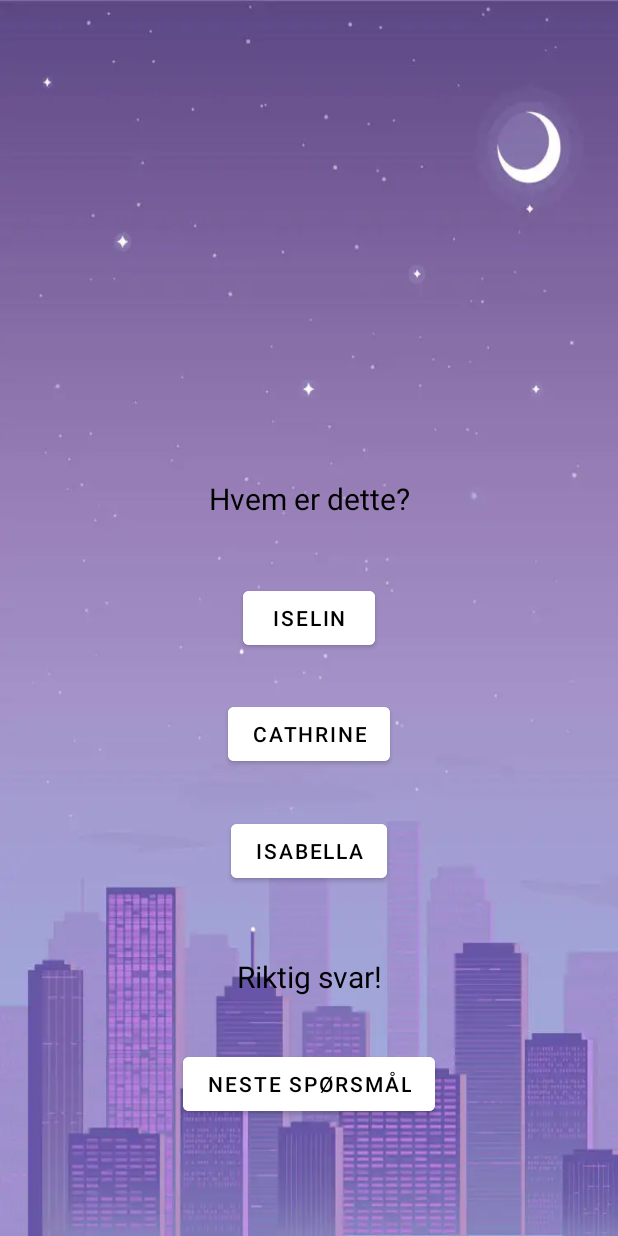
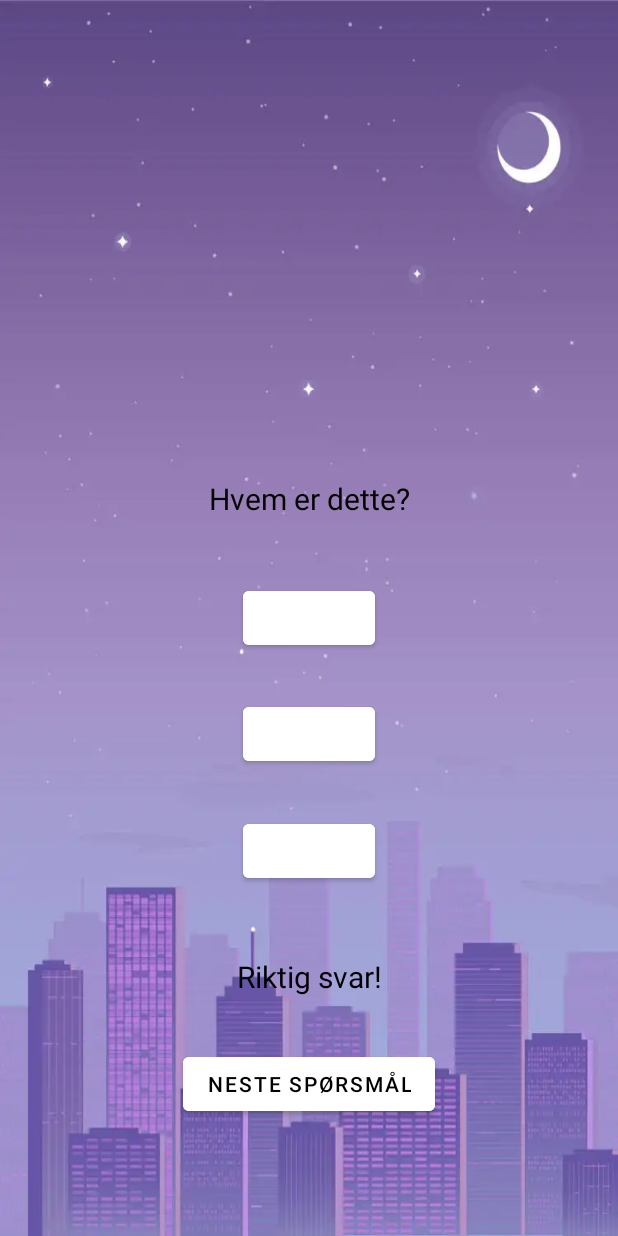
Before and after one commit to h586643/QuizApp, an Android app: the layout activity_quiz.xml on its own in the app's theme, with its tools: preview values and no code run, on a phone screen of 412 x 824 dp. Run offline under Robolectric (Android 15) with nearby library versions, the phone set to English and light mode, and no system bars.

Commit message:
Implemented random generation of images and answers

```diff
--- a/app/src/main/java/com/example/quizapp/QuizActivity.java
+++ b/app/src/main/java/com/example/quizapp/QuizActivity.java
@@ -8,8 +8,6 @@ import android.widget.Button;
 import android.widget.ImageView;
 import android.widget.ListView;
 import android.widget.TextView;
-
-import com.example.quizapp.databinding.DatabaseMainBinding;
 
 import java.util.Collections;
 import java.util.List;
--- a/app/src/main/java/com/example/quizapp/Student.java
+++ b/app/src/main/java/com/example/quizapp/Student.java
@@ -16,7 +16,7 @@ public class Student {
         this.name = name;
         this.imgId = img;
         this.id = id;
-        this.correctStudent = false;
+        correctStudent = false;
     }
 
     @Override
@@ -33,7 +33,7 @@ public class Student {
     }
 
     public void setCorrectStudent(boolean isCorrect) {
-        this.correctStudent = isCorrect;
+        correctStudent = isCorrect;
     }
 
     public String getName() {
--- a/app/src/main/res/layout/activity_quiz.xml
+++ b/app/src/main/res/layout/activity_quiz.xml
@@ -36,7 +36,6 @@
         android:id="@+id/answer1"
         android:layout_width="wrap_content"
         android:layout_height="wrap_content"
-        android:text="Iselin"
         android:backgroundTint="@android:color/white"
         android:textColor="@android:color/black"
         app:layout_constraintBottom_toBottomOf="parent"
@@ -50,7 +49,6 @@
         android:id="@+id/answer2"
         android:layout_width="wrap_content"
         android:layout_height="wrap_content"
-        android:text="Cathrine"
         android:backgroundTint="@android:color/white"
         android:textColor="@android:color/black"
         app:layout_constraintBottom_toBottomOf="parent"
@@ -64,7 +62,6 @@
         android:id="@+id/answer3"
         android:layout_width="wrap_content"
         android:layout_height="wrap_content"
-        android:text="Isabella"
         android:backgroundTint="@android:color/white"
         android:textColor="@android:color/black"
         app:layout_constraintBottom_toBottomOf="parent"
@@ -93,6 +90,7 @@
         android:layout_width="wrap_content"
         android:layout_height="wrap_content"
         android:text="Neste spørsmål"
+        android:onClick="onNext"
         android:backgroundTint="@android:color/white"
         android:textColor="@android:color/black"
         app:layout_constraintBottom_toBottomOf="parent"
```
